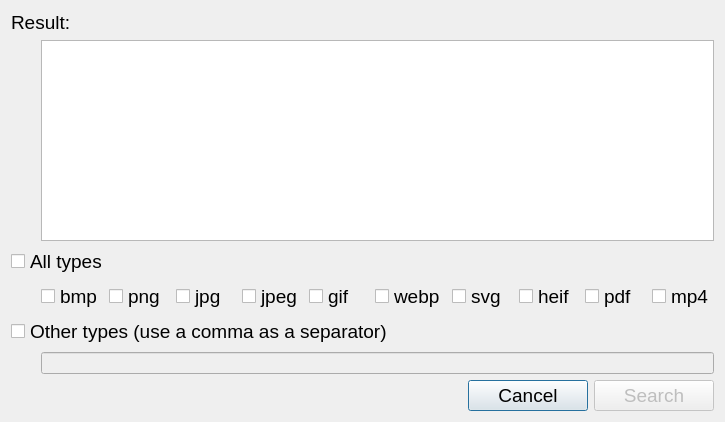
VitaliiDemediuk/MyFileManager, file DialogWindows/hreffilelistdialog.ui: the form before one commit.
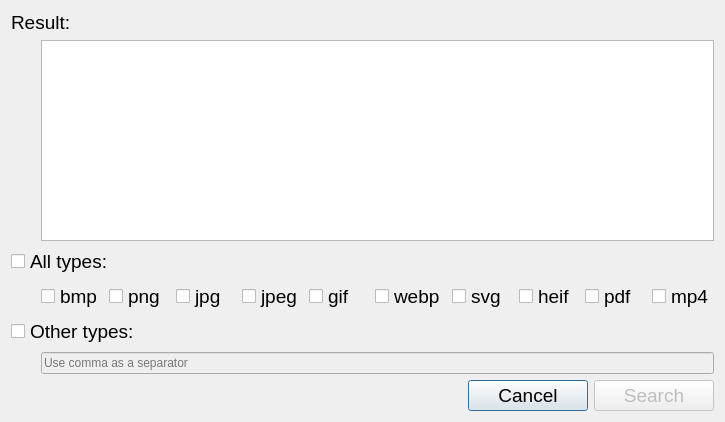
The form after the commit.

What changed in the file:
```diff
--- a/DialogWindows/hreffilelistdialog.ui
+++ b/DialogWindows/hreffilelistdialog.ui
@@ -81,7 +81,7 @@
           </font>
          </property>
          <property name="text">
-          <string>All types</string>
+          <string>All types:</string>
          </property>
         </widget>
        </item>
@@ -237,7 +237,7 @@
           </font>
          </property>
          <property name="text">
-          <string>Other types (use a comma as a separator)</string>
+          <string>Other types:</string>
          </property>
         </widget>
        </item>
@@ -276,6 +276,9 @@
            <property name="accessibleDescription">
             <string/>
            </property>
+           <property name="placeholderText">
+            <string>Use comma as a separator</string>
+           </property>
            <property name="clearButtonEnabled">
             <bool>false</bool>
            </property>
```
